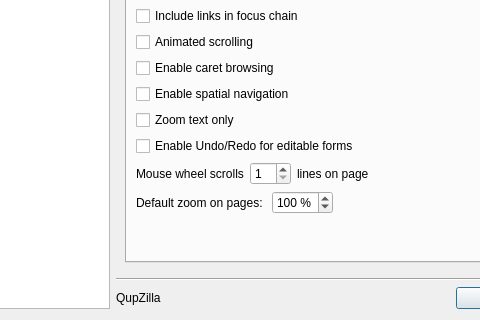
The window that src/lib/preferences/preferences.ui (QupZilla/qupzilla) describes before a commit, drawn with Qt 5; both pictures show x 121 to 601 and y 234 to 554 of the 840 by 554 pixel window.
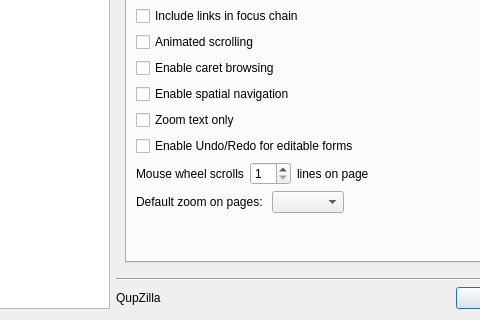
The same window after the commit. The open tabs and pages were chosen to show the change. Custom widgets are drawn as their Qt base class.

Commit message:
[SBI_Icons] Added Zoom Widget to StatusBarIcons plugin
Closes #1197

```diff
--- a/src/lib/preferences/preferences.ui
+++ b/src/lib/preferences/preferences.ui
@@ -1219,20 +1219,7 @@
                   </widget>
                  </item>
                  <item>
-                  <widget class="QSpinBox" name="defaultZoom">
-                   <property name="suffix">
-                    <string notr="true"> %</string>
-                   </property>
-                   <property name="minimum">
-                    <number>30</number>
-                   </property>
-                   <property name="maximum">
-                    <number>300</number>
-                   </property>
-                   <property name="value">
-                    <number>100</number>
-                   </property>
-                  </widget>
+                  <widget class="QComboBox" name="defaultZoomLevel"/>
                  </item>
                  <item>
                   <spacer name="horizontalSpacer_12">
```
Left out of the diff: 1 changed line with no effect on the pictures. The commit also changes 13 other files.
